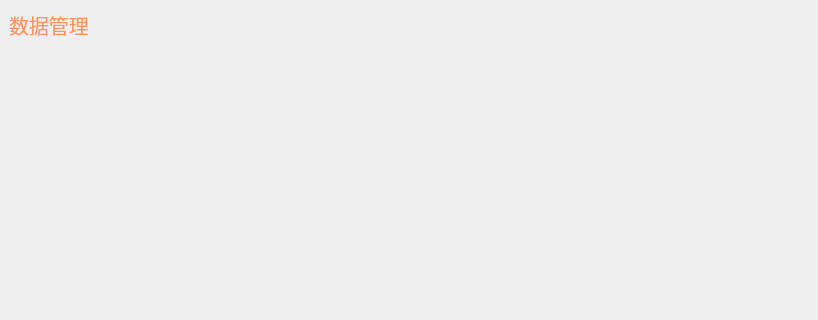
Old version of the form page_data.ui in the repository CodePupil-min/eems; both pictures show x 0 to 818 and y 0 to 320 of the 818 by 600 pixel window.
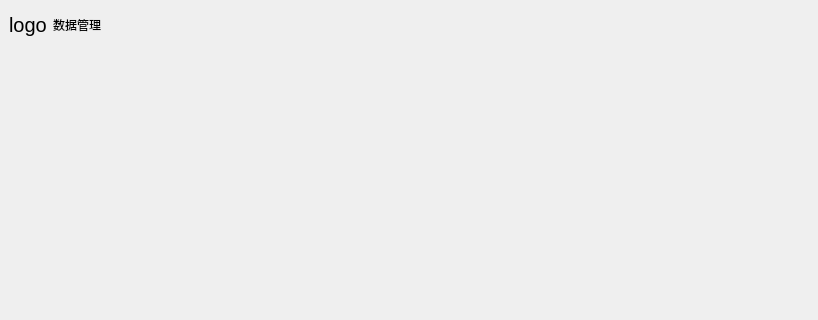
New version of the form.

The edit to the form file:
```diff
--- a/page_data.ui
+++ b/page_data.ui
@@ -49,7 +49,7 @@
        <height>50</height>
       </size>
      </property>
-     <layout class="QVBoxLayout" name="verticalLayout_2">
+     <layout class="QHBoxLayout" name="horizontalLayout">
       <property name="leftMargin">
        <number>9</number>
       </property>
@@ -59,11 +59,26 @@
       <property name="rightMargin">
        <number>9</number>
       </property>
+      <item>
+       <widget class="QLabel" name="logo">
+        <property name="sizePolicy">
+         <sizepolicy hsizetype="Fixed" vsizetype="Preferred">
+          <horstretch>0</horstretch>
+          <verstretch>0</verstretch>
+         </sizepolicy>
+        </property>
+        <property name="styleSheet">
+         <string notr="true">font:15pt;</string>
+        </property>
+        <property name="text">
+         <string>logo</string>
+        </property>
+       </widget>
+      </item>
       <item>
        <widget class="QLabel" name="title">
         <property name="styleSheet">
-         <string notr="true">color: #FE935B;
-font: 15pt;
+         <string notr="true">font: 75 16pt &quot;微软雅黑&quot;;
 </string>
         </property>
         <property name="text">
```
